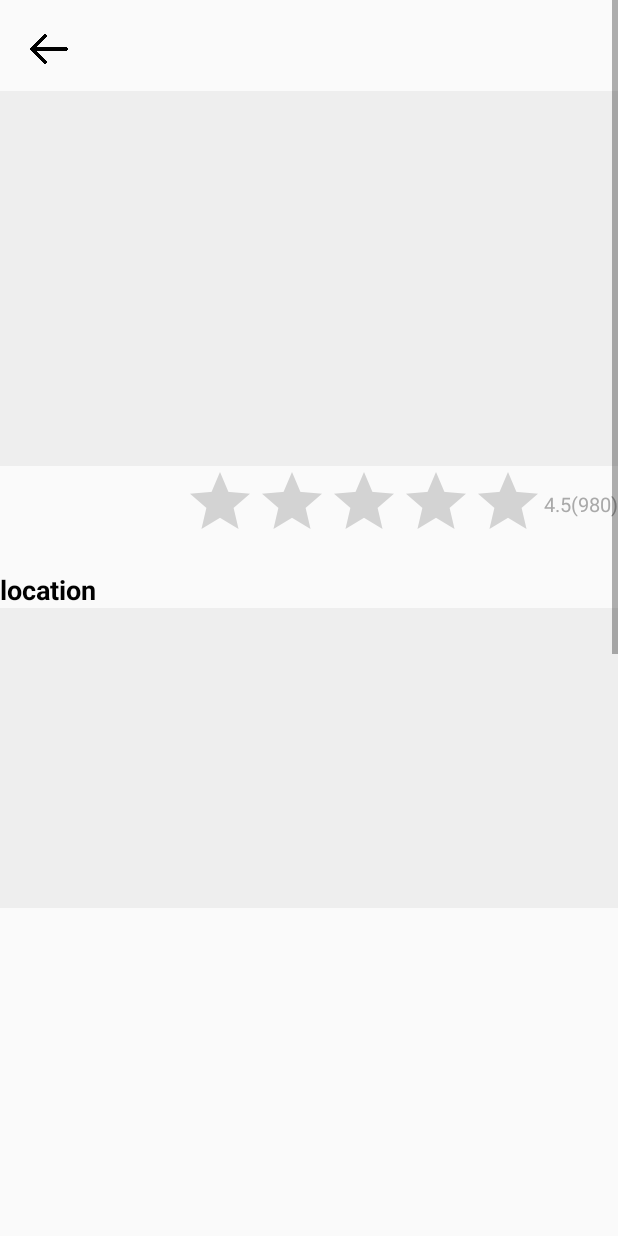
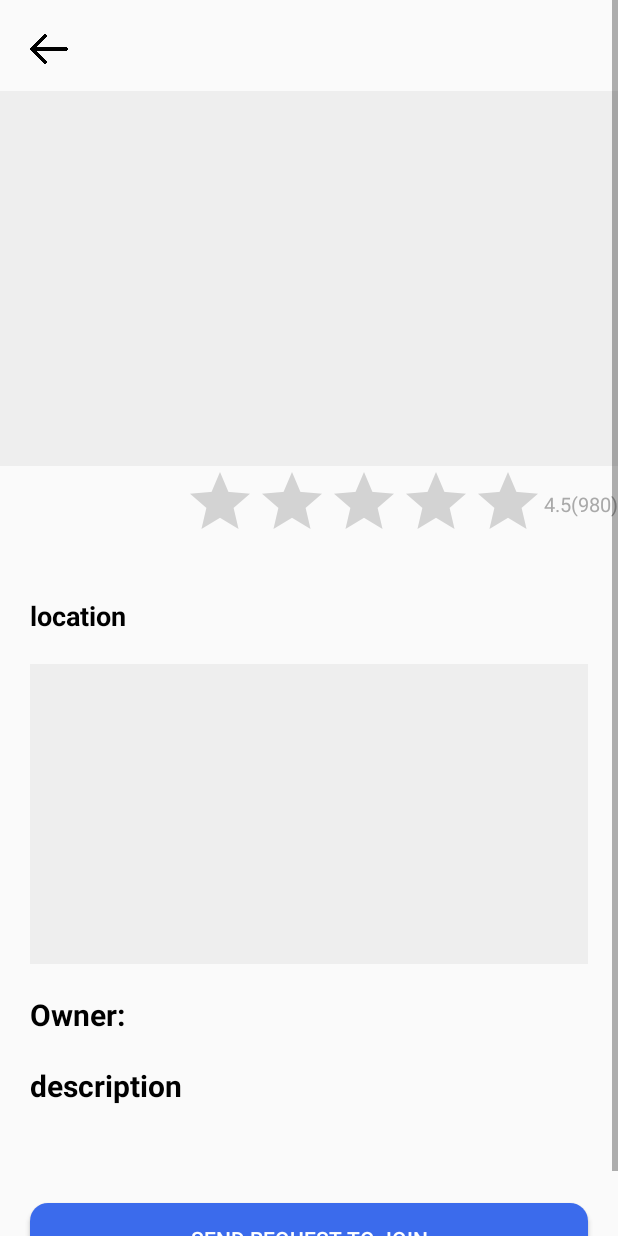
Before and after one commit to ScottieKim/android-gcm, an Android app: the DetailActivity screen opened directly, with no data from a screen before it, on a phone screen of 412 x 824 dp. Run offline under Robolectric (Android 15) with nearby library versions, the phone set to English and light mode, and no system bars; our stand-ins replace data binding; libraries missing offline, so code that uses them is left out: io.realm; 8 statements that could not run were skipped.

Commit message:
Create : DetailView

```diff
--- a/app/src/main/java/com/github/scott/gcm/data/viewmodel/DetailViewModel.kt
+++ b/app/src/main/java/com/github/scott/gcm/data/viewmodel/DetailViewModel.kt
@@ -1,45 +1,27 @@
 package com.github.scott.gcm.data.viewmodel
 
-import android.util.Log
 import androidx.lifecycle.MutableLiveData
 import androidx.lifecycle.ViewModel
 import com.github.scott.gcm.data.DBUtil
 import com.github.scott.gcm.data.model.Community
-import com.github.scott.gcm.data.model.User
 
-class DetailViewModel:ViewModel() {
-    private var title = ""
+class DetailViewModel : ViewModel() {
     private val dbUtil = DBUtil()
-    var community: Community? = dbUtil.getCommunityByTitle(title)
 
+     var title: String = ""
+        set(value) {
+            field = value
+            community = dbUtil.getCommunityByTitle(value)
+        }
 
+    var community: Community? = null
 
     var showToast = MutableLiveData<String>()
 
 
-    fun onClickDetail() {
-        title = community.title
-        location = community.location
-        description = community.description
-        ownerEmail = community.ownerEmail
-        community.img
-        community.type
-
+    fun onClickBack() {
         return
     }
 
-    fun getCommunityByTitle():Community{
-        return dbUtil.getCommunityByTitle(title)
-    }
-
-    fun setCommunityImg(img: String) {
-        community.img = img
-    }
-
-    fun setCommunityOwner(email: String) {
-        community.ownerEmail = email
-    }
-
-
 
 }
--- a/app/src/main/java/com/github/scott/gcm/view/activity/DetailActivity.kt
+++ b/app/src/main/java/com/github/scott/gcm/view/activity/DetailActivity.kt
@@ -18,20 +18,18 @@ class DetailActivity : AppCompatActivity() {
     override fun onCreate(savedInstanceState: Bundle?) {
         super.onCreate(savedInstanceState)
         binding = DataBindingUtil.setContentView(this, R.layout.activity_detail)
-        viewModel = ViewModelProvider(this).get(DetailViewModel::class.java)
 
-
-
-
-
-        val title = intent.getStringExtra("title")
+        val title = intent.getStringExtra("title") ?: ""
         if (title.isNullOrBlank()) {
             Toast.makeText(this, "잘못된 정보입니다. 다시 시도해주세요.", Toast.LENGTH_SHORT).show()
             finish()
-        } else {
-            val dbUtil = DBUtil()
-            val community = dbUtil.getCommunityByTitle(title)
         }
+
+
+        viewModel = ViewModelProvider(this).get(DetailViewModel::class.java)
+        viewModel.title = title
+
+        binding.viewModel = viewModel
 
     }
 }
--- a/app/src/main/res/drawable-v24/button_grey.xml
+++ b/app/src/main/res/drawable-v24/button_grey.xml
@@ -4,8 +4,8 @@
         <shape  android:shape="rectangle">
             <stroke
                 android:width="1dp"
-                android:color="@color/darkgrey" />
-            <corners android:radius="12dp"/>
+                android:color="@color/grey" />
+            <corners android:radius="6dp"/>
 
             <solid
                 android:color="#FFFFFF" />
--- a/app/src/main/res/layout/activity_detail.xml
+++ b/app/src/main/res/layout/activity_detail.xml
@@ -1,13 +1,16 @@
 <?xml version="1.0" encoding="utf-8"?>
-<layout xmlns:tools="http://schemas.android.com/tools"
-    xmlns:android="http://schemas.android.com/apk/res/android"
-    xmlns:app="http://schemas.android.com/apk/res-auto">
+<layout xmlns:android="http://schemas.android.com/apk/res/android"
+    xmlns:app="http://schemas.android.com/apk/res-auto"
+    xmlns:tools="http://schemas.android.com/tools">
 
     <data>
 
+        <import type="android.view.View" />
+
         <variable
-            name="community"
+            name="viewModel"
             type="com.github.scott.gcm.data.viewmodel.DetailViewModel" />
+
     </data>
 
     <ScrollView
@@ -24,7 +27,7 @@
                 android:layout_height="25dp"
                 android:layout_margin="20dp"
                 android:background="@android:color/transparent"
-
+                android:onClick="@{()->viewModel.onClickBack()}"
                 android:scaleType="fitCenter"
                 android:src="@drawable/back_icon"
                 app:layout_constraintLeft_toLeftOf="parent"
@@ -35,8 +38,9 @@
                 android:layout_width="match_parent"
                 android:layout_height="250dp"
                 android:layout_marginTop="15dp"
+                android:scaleType="fitXY"
                 android:src="@color/grey"
-                app:imgUrl="@{community.img}"
+                app:imgUrl="@{viewModel.community.img}"
                 app:layout_constraintLeft_toLeftOf="parent"
                 app:layout_constraintRight_toRightOf="parent"
                 app:layout_constraintTop_toBottomOf="@+id/button_detail_back" />
@@ -46,7 +50,8 @@
                 style="@style/TitleStyle"
                 android:layout_width="wrap_content"
                 android:layout_height="wrap_content"
-                android:text="@{community.title}"
+                android:layout_margin="20dp"
+                android:text='@{viewModel.community.title, default="TITLE"}'
                 app:layout_constraintLeft_toLeftOf="parent"
                 app:layout_constraintTop_toBottomOf="@+id/imageview_detail_photo" />
 
@@ -55,7 +60,9 @@
                 style="@style/ContentStyle"
                 android:layout_width="wrap_content"
                 android:layout_height="wrap_content"
-                android:text="@{community.type}"
+                android:layout_marginStart="20dp"
+                android:layout_marginTop="4dp"
+                android:text="@{viewModel.community.type, default=aaa}"
                 app:layout_constraintLeft_toLeftOf="parent"
                 app:layout_constraintTop_toBottomOf="@+id/textview_detail_title" />
 
@@ -83,64 +90,81 @@
                 style="@style/TitleStyle"
                 android:layout_width="wrap_content"
                 android:layout_height="wrap_content"
-                android:layout_marginTop="20dp"
+                android:layout_margin="20dp"
+                android:layout_marginTop="40dp"
                 android:text="location"
                 app:layout_constraintLeft_toLeftOf="parent"
-                app:layout_constraintTop_toBottomOf="@+id/ratingbar_detail_review" />
+                app:layout_constraintTop_toBottomOf="@+id/textview_detail_type" />
 
             <FrameLayout
                 android:id="@+id/frameLayout"
                 android:layout_width="match_parent"
                 android:layout_height="200dp"
+                android:layout_margin="20dp"
                 android:background="@color/grey"
                 app:layout_constraintTop_toBottomOf="@+id/textview_detail_location" />
 
             <TextView
                 android:id="@+id/textview_detail_owner"
+                style="@style/TitleStyle"
+                android:layout_width="wrap_content"
+                android:layout_height="wrap_content"
+                android:layout_margin="20dp"
+                android:layout_marginTop="12dp"
+                android:text="Owner: "
+                android:textSize="20sp"
+                app:layout_constraintLeft_toLeftOf="parent"
+                app:layout_constraintTop_toBottomOf="@+id/frameLayout" />
+
+            <TextView
+                android:id="@+id/textview_detail_ownername"
+                style="@style/TitleStyle"
+                android:layout_width="wrap_content"
+                android:layout_height="wrap_content"
+                android:layout_marginStart="4dp"
+                android:text="@{viewModel.community.ownerEmail}"
+                app:layout_constraintBottom_toBottomOf="@+id/textview_detail_owner"
+                app:layout_constraintLeft_toRightOf="@+id/textview_detail_owner"
+                app:layout_constraintTop_toTopOf="@+id/textview_detail_owner" />
+
+            <TextView
+                android:id="@+id/textview_detail_desc"
+                style="@style/TitleStyle"
+                android:layout_width="wrap_content"
+                android:layout_height="wrap_content"
+                android:layout_margin="20dp"
+                android:layout_marginTop="12dp"
+                android:text="description"
+                android:textSize="20sp"
+                app:layout_constraintLeft_toLeftOf="parent"
+                app:layout_constraintTop_toBottomOf="@id/textview_detail_owner"
+                tools:layout_editor_absoluteX="78dp" />
+
+            <TextView
+                android:id="@+id/textview_detail_desccontent"
+                style="@style/TitleStyle"
                 android:layout_width="match_parent"
                 android:layout_height="wrap_content"
-                android:text="Owner"
-                android:textSize="20sp"
-                app:layout_constraintBottom_toBottomOf="parent"
-                app:layout_constraintTop_toBottomOf="@+id/frameLayout" />
-
-            <EditText
-                android:id="@+id/editTextTextPersonName"
-                android:layout_width="wrap_content"
-                android:layout_height="wrap_content"
-                android:ems="10"
-                android:inputType="textPersonName"
-                android:text="Owner's name"
-                app:layout_constraintBottom_toBottomOf="parent"
-                app:layout_constraintTop_toBottomOf="@id/textview_detail_owner" />
-
-            <TextView
-                android:id="@+id/testview_detail_desc"
-                android:layout_width="match_parent"
-                android:layout_height="wrap_content"
-                android:text="description"
-                android:textSize="20sp"
-                app:layout_constraintTop_toBottomOf="@id/editTextTextPersonName"
-                tools:layout_editor_absoluteX="78dp" />
-            <EditText
-                android:id="@+id/editTextTextDescription"
-                android:layout_width="match_parent"
-                android:layout_height="wrap_content"
-                android:ems="10"
-                android:inputType="textPersonName"
-                android:text="Description"
-                app:layout_constraintBottom_toBottomOf="parent"
-                app:layout_constraintTop_toBottomOf="@id/testview_detail_desc" />
+                android:layout_margin="20dp"
+                android:layout_marginTop="6dp"
+                android:text="@{viewModel.community.description}"
+                android:textStyle="normal"
+                app:layout_constraintLeft_toLeftOf="parent"
+                app:layout_constraintTop_toBottomOf="@id/textview_detail_desc" />
 
             <Button
                 android:id="@+id/button_detail_submit"
                 android:layout_width="match_parent"
                 android:layout_height="wrap_content"
+                android:layout_margin="20dp"
                 android:layout_marginTop="20dp"
                 android:background="@drawable/button_blue"
                 android:text="Send request to join"
                 android:textColor="@color/white"
-                app:layout_constraintTop_toBottomOf="@id/editTextTextDescription"/>
+                app:layout_constraintBottom_toBottomOf="parent"
+                app:layout_constraintLeft_toLeftOf="parent"
+                app:layout_constraintRight_toRightOf="parent"
+                app:layout_constraintTop_toBottomOf="@id/textview_detail_desccontent" />
 
         </androidx.constraintlayout.widget.ConstraintLayout>
     </ScrollView>
```
Also changed, not shown: app/src/main/java/com/github/scott/gcm/view/adapter/DetailAdapter.kt (deleted, +0 -29 lines), app/src/main/res/layout/activity_create.xml (+59 -30 lines).
